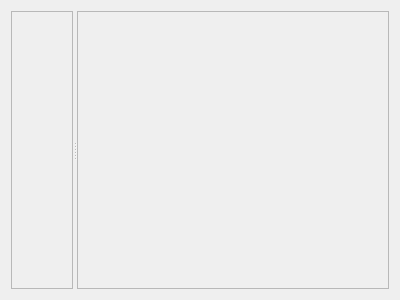
Above: telemetrywindow.ui from Enem-20/CGS before the change. Below: the same form after it.
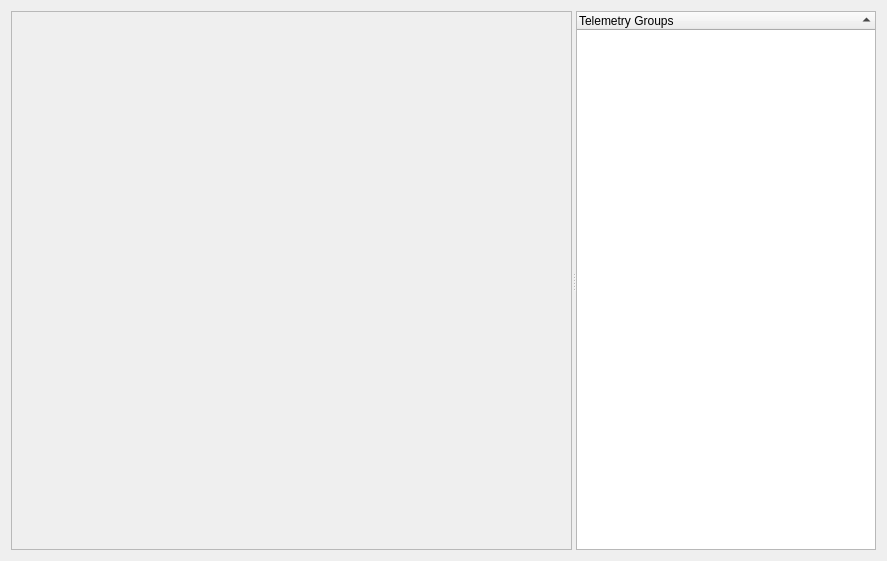
That is the form after the change.

Commit message: Telemetry tree

What changed in the file:
```diff
--- a/telemetrywindow.ui
+++ b/telemetrywindow.ui
@@ -6,20 +6,26 @@
    <rect>
     <x>0</x>
     <y>0</y>
-    <width>400</width>
-    <height>300</height>
+    <width>887</width>
+    <height>561</height>
    </rect>
   </property>
   <property name="windowTitle">
    <string>Form</string>
   </property>
-  <layout class="QGridLayout" name="gridLayout">
-   <item row="0" column="0">
+  <layout class="QVBoxLayout" name="verticalLayout">
+   <item>
     <widget class="QSplitter" name="splitter">
      <property name="orientation">
       <enum>Qt::Orientation::Horizontal</enum>
      </property>
      <widget class="QFrame" name="plotterFrame">
+      <property name="sizePolicy">
+       <sizepolicy hsizetype="Expanding" vsizetype="Preferred">
+        <horstretch>0</horstretch>
+        <verstretch>0</verstretch>
+       </sizepolicy>
+      </property>
       <property name="frameShape">
        <enum>QFrame::Shape::StyledPanel</enum>
       </property>
@@ -28,13 +34,39 @@
       </property>
       <layout class="QGridLayout" name="gridLayout_2"/>
      </widget>
-     <widget class="QFrame" name="groups">
-      <property name="frameShape">
-       <enum>QFrame::Shape::StyledPanel</enum>
+     <widget class="QTreeWidget" name="telemetryTree">
+      <property name="sizePolicy">
+       <sizepolicy hsizetype="MinimumExpanding" vsizetype="Expanding">
+        <horstretch>0</horstretch>
+        <verstretch>0</verstretch>
+       </sizepolicy>
       </property>
-      <property name="frameShadow">
-       <enum>QFrame::Shadow::Raised</enum>
+      <property name="maximumSize">
+       <size>
+        <width>300</width>
+        <height>16777215</height>
+       </size>
       </property>
+      <property name="baseSize">
+       <size>
+        <width>300</width>
+        <height>0</height>
+       </size>
+      </property>
+      <property name="alternatingRowColors">
+       <bool>true</bool>
+      </property>
+      <property name="indentation">
+       <number>10</number>
+      </property>
+      <property name="sortingEnabled">
+       <bool>true</bool>
+      </property>
+      <column>
+       <property name="text">
+        <string>Telemetry Groups</string>
+       </property>
+      </column>
      </widget>
     </widget>
    </item>
```
The commit also changes 2 other files.
